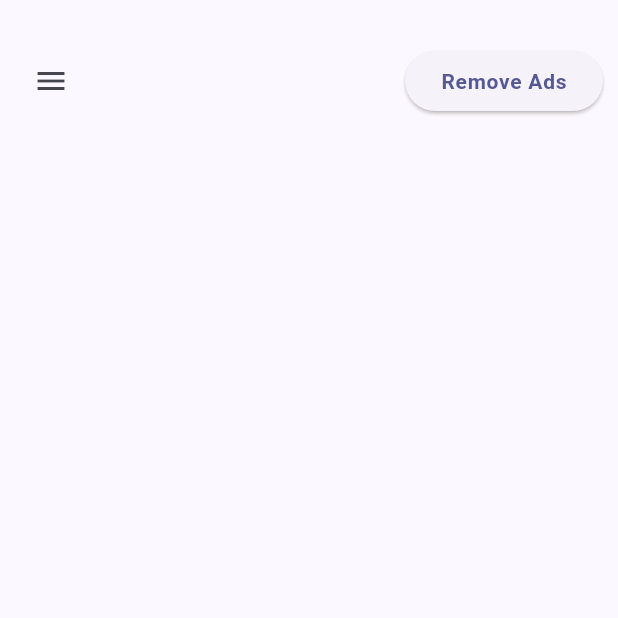
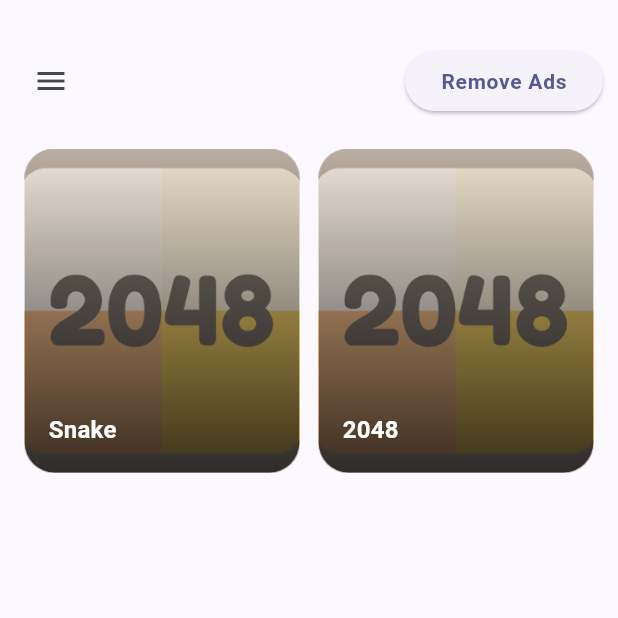
Before and after one commit to Zero-max-ai/offline-gamebox, a Flutter app: the screen it shows after launch, on a phone screen of 412 x 824 dp, the top half of it. Run offline on Flutter 3.47's test engine with Material 3 defaults, Android fonts, the phone set to English and light mode, and no system bars.

Commit message:
added homepage gamelister, and game registry

```diff
--- /dev/null
+++ b/lib/games/game_registery.dart
@@ -0,0 +1,30 @@
+import 'package:flutter/material.dart';
+
+class GameMeta {
+  final String id;
+  final String title;
+  final String image;
+  // final Widget Function() builder;
+
+  const GameMeta({
+    required this.id,
+    required this.title,
+    required this.image,
+    // required this.builder,
+  });
+}
+
+const List<GameMeta> gameRegistry = [
+  GameMeta(
+    id: 'snake',
+    title: 'Snake',
+    image: '2048-game.jpg',
+    // builder: SnakeGame.new,
+  ),
+  GameMeta(
+    id: '2048',
+    title: '2048',
+    image: '2048-game.jpg',
+    // builder: NumberGame.new,
+  ),
+];
--- a/lib/pages/home.dart
+++ b/lib/pages/home.dart
@@ -1,5 +1,7 @@
 import 'package:flutter/material.dart';
+import 'package:offline_gamebox/games/game_registery.dart';
 import 'package:offline_gamebox/pages/settings.dart';
+import 'package:offline_gamebox/widgets/game_card.dart';
 
 class HomePage extends StatelessWidget {
   const HomePage({super.key});
@@ -9,7 +11,14 @@ class HomePage extends StatelessWidget {
     final cs = Theme.of(context).colorScheme;
     final tt = Theme.of(context).textTheme;
 
-    return Scaffold(body: Column(children: [CustomAppBar()]));
+    return Scaffold(
+      body: Column(
+        children: [
+          CustomAppBar(),
+          Expanded(child: GamesLister()),
+        ],
+      ),
+    );
   }
 }
 
@@ -41,3 +50,24 @@ class CustomAppBar extends StatelessWidget {
     );
   }
 }
+
+class GamesLister extends StatelessWidget {
+  const GamesLister({super.key});
+
+  @override
+  Widget build(BuildContext context) {
+    return GridView.builder(
+      padding: const EdgeInsets.all(16),
+      gridDelegate: const SliverGridDelegateWithFixedCrossAxisCount(
+        crossAxisCount: 2,
+        crossAxisSpacing: 12,
+        mainAxisSpacing: 12,
+        childAspectRatio: 0.85,
+      ),
+      itemCount: gameRegistry.length,
+      itemBuilder: (context, idx) {
+        return GameCard(game: gameRegistry[idx]);
+      },
+    );
+  }
+}
--- /dev/null
+++ b/lib/widgets/game_card.dart
@@ -0,0 +1,51 @@
+// lib/widgets/game_card.dart
+import 'package:flutter/material.dart';
+import 'package:offline_gamebox/games/game_registery.dart';
+import 'package:offline_gamebox/pages/settings.dart';
+
+class GameCard extends StatelessWidget {
+  final GameMeta game;
+  const GameCard({required this.game, super.key});
+
+  @override
+  Widget build(BuildContext context) {
+    return GestureDetector(
+      onTap: () => Navigator.push(
+        context,
+        MaterialPageRoute(builder: (_) => Settings()),
+        // MaterialPageRoute(builder: (_) => game.builder()),
+      ),
+      child: Container(
+        decoration: BoxDecoration(
+          borderRadius: BorderRadius.circular(20),
+          border: Border.all(width: 0.5, color: Colors.white24),
+          image: DecorationImage(
+            image: AssetImage('assets/images/${game.image}'),
+            fit: BoxFit.cover,
+          ),
+        ),
+        child: Container(
+          decoration: BoxDecoration(
+            borderRadius: BorderRadius.circular(20),
+            gradient: LinearGradient(
+              begin: Alignment.topCenter,
+              end: Alignment.bottomCenter,
+              colors: [Colors.transparent, Colors.black.withOpacity(0.75)],
+            ),
+          ),
+          padding: const EdgeInsets.all(16),
+          child: Align(
+            alignment: Alignment.bottomLeft,
+            child: Text(
+              game.title,
+              style: Theme.of(context).textTheme.titleMedium?.copyWith(
+                fontWeight: FontWeight.bold,
+                color: Colors.white,
+              ),
+            ),
+          ),
+        ),
+      ),
+    );
+  }
+}
--- a/pubspec.yaml
+++ b/pubspec.yaml
@@ -2,7 +2,7 @@ name: offline_gamebox
 description: "A new Flutter project."
 # The following line prevents the package from being accidentally published to
 # pub.dev using `flutter pub publish`. This is preferred for private packages.
-publish_to: 'none' # Remove this line if you wish to publish to pub.dev
+publish_to: "none" # Remove this line if you wish to publish to pub.dev
 
 # The following defines the version and build number for your application.
 # A version number is three numbers separated by dots, like 1.2.43
@@ -51,14 +51,14 @@ dev_dependencies:
 
 # The following section is specific to Flutter packages.
 flutter:
-
   # The following line ensures that the Material Icons font is
   # included with your application, so that you can use the icons in
   # the material Icons class.
   uses-material-design: true
 
   # To add assets to your application, add an assets section, like this:
-  # assets:
+  assets:
+    - assets/images/
   #   - images/a_dot_burr.jpeg
   #   - images/a_dot_ham.jpeg
 
```
Also changed, not shown: assets/images/2048-game.jpg (added).
